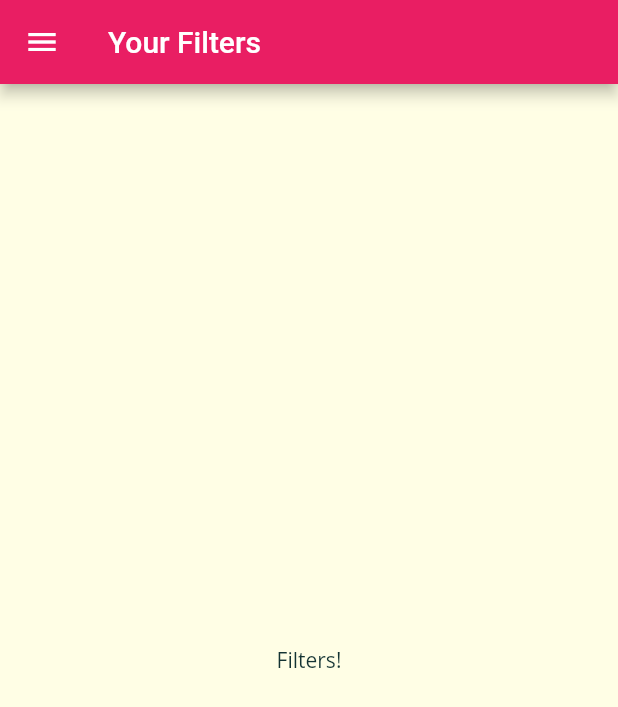
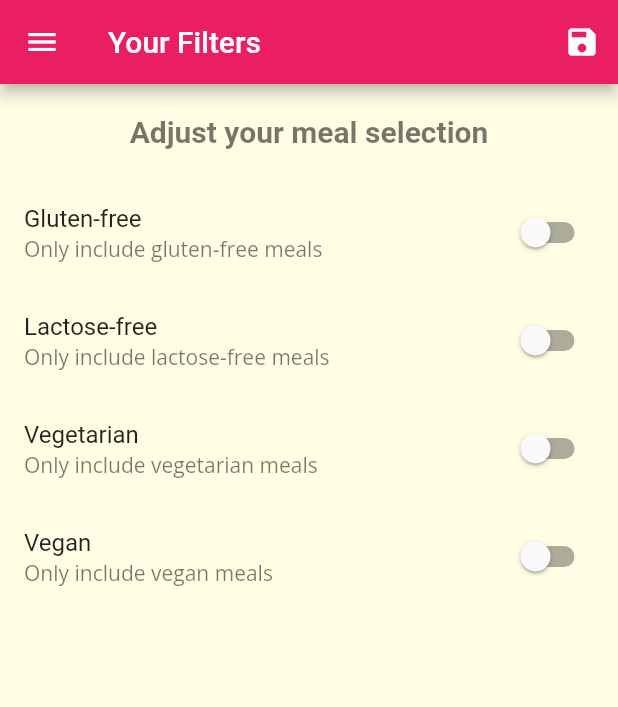
Before and after one commit to valeriistefanyk/flutter-mealapp, a Flutter app: the FiltersScreen screen opened by its route, on a phone screen of 412 x 824 dp. Shown: the top 707 px of the screen. Run offline on Flutter 3.47's test engine with Material 2 defaults, Android fonts, the phone set to English and light mode, and no system bars; Roboto replaces fonts that are missing (Montserrat).

Commit message:
Add filtering logic

```diff
--- a/lib/app.dart
+++ b/lib/app.dart
@@ -5,9 +5,45 @@ import 'screen/meal_detail/meal_detail.dart';
 import 'screen/tabs/tabs.dart';
 import 'screen/filters/filters.dart';
 import 'routes.dart';
+import 'models/meal.dart';
 
-class MealApp extends StatelessWidget {
+class MealApp extends StatefulWidget {
   const MealApp({Key? key}) : super(key: key);
+
+  @override
+  State<MealApp> createState() => _MealAppState();
+}
+
+class _MealAppState extends State<MealApp> {
+  Map<String, bool> _filters = {
+    'gluten': false,
+    'lactose': false,
+    'vegan': false,
+    'vegetarian': false,
+  };
+
+  var _availableMeals = MealModel.fetchAll();
+
+  void _setFilters(Map<String, bool> filterData) {
+    setState(() {
+      _filters = filterData;
+      _availableMeals = MealModel.fetchAll().where((meal) {
+        if (_filters['gluten'] == true && !meal.isGlutenFree) {
+          return false;
+        }
+        if (_filters['lactose'] == true && !meal.isLactoseFree) {
+          return false;
+        }
+        if (_filters['vegan'] == true && !meal.isVegan) {
+          return false;
+        }
+        if (_filters['vegetarian'] == true && !meal.isVegetarian) {
+          return false;
+        }
+        return true;
+      }).toList();
+    });
+  }
 
   @override
   Widget build(BuildContext context) {
@@ -45,14 +81,15 @@ class MealApp extends StatelessWidget {
           break;
         case categoryMealsRoute:
           var args = settings.arguments as Map;
-          screen = CategoryMealsScreen(args['id'], args['title']);
+          screen =
+              CategoryMealsScreen(_availableMeals, args['id'], args['title']);
           break;
         case mealDetailRoute:
           var args = settings.arguments as Map;
           screen = MealDetailScreen(args['id']);
           break;
         case filtersRoute:
-          screen = const FiltersScreen();
+          screen = FiltersScreen(_filters, _setFilters);
           break;
         default:
           return null;
--- a/lib/screen/category_meals/category_meals.dart
+++ b/lib/screen/category_meals/category_meals.dart
@@ -3,10 +3,13 @@ import '../../models/meal.dart';
 import 'meal_item.dart';
 
 class CategoryMealsScreen extends StatefulWidget {
+  final List<MealModel> availableMeals;
   final String categoryId;
   final String categoryTitle;
 
-  const CategoryMealsScreen(this.categoryId, this.categoryTitle, {Key? key})
+  const CategoryMealsScreen(
+      this.availableMeals, this.categoryId, this.categoryTitle,
+      {Key? key})
       : super(key: key);
 
   @override
@@ -24,7 +27,9 @@ class _CategoryMealsScreenState extends State<CategoryMealsScreen> {
 
   @override
   void initState() {
-    displayedMeals = MealModel.fetchAllByCategoryId(widget.categoryId);
+    displayedMeals = widget.availableMeals.where((meal) {
+      return meal.categories.contains(widget.categoryId);
+    }).toList();
     super.initState();
   }
 
--- a/lib/screen/filters/filters.dart
+++ b/lib/screen/filters/filters.dart
@@ -1,16 +1,100 @@
 import 'package:flutter/material.dart';
 import '../tabs/main_drawer.dart';
 
-class FiltersScreen extends StatelessWidget {
-  const FiltersScreen({Key? key}) : super(key: key);
+class FiltersScreen extends StatefulWidget {
+  final Map<String, bool> currentFilters;
+  final Function saveFilters;
+
+  const FiltersScreen(this.currentFilters, this.saveFilters, {Key? key})
+      : super(key: key);
+
+  @override
+  State<FiltersScreen> createState() => _FiltersScreenState();
+}
+
+class _FiltersScreenState extends State<FiltersScreen> {
+  var _glutenFree = false;
+  var _vegetarian = false;
+  var _vegan = false;
+  var _lactoseFree = false;
+
+  @override
+  void initState() {
+    _glutenFree = widget.currentFilters['gluten'] as bool;
+    _vegetarian = widget.currentFilters['vegetarian'] as bool;
+    _vegan = widget.currentFilters['vegan'] as bool;
+    _lactoseFree = widget.currentFilters['lactose'] as bool;
+    super.initState();
+  }
+
+  Widget _buildSwitchListTile(String title, String description,
+      bool currentValue, Function updateValue) {
+    return SwitchListTile(
+        title: Text(title),
+        subtitle: Text(description),
+        value: currentValue,
+        onChanged: (newValue) => updateValue(newValue));
+  }
 
   @override
   Widget build(BuildContext context) {
     return Scaffold(
-        appBar: AppBar(title: const Text('Your Filters')),
+        appBar: AppBar(
+          title: const Text('Your Filters'),
+          actions: [
+            IconButton(
+                onPressed: () {
+                  final selectedFilters = {
+                    'gluten': _glutenFree,
+                    'lactose': _lactoseFree,
+                    'vegan': _vegan,
+                    'vegetarian': _vegetarian,
+                  };
+                  widget.saveFilters(selectedFilters);
+                },
+                icon: const Icon(Icons.save))
+          ],
+        ),
         drawer: const MainDrawer(),
-        body: const Center(
-          child: Text('Filters!'),
-        ));
+        body: Column(children: [
+          Container(
+            padding: const EdgeInsets.all(20),
+            child: Text(
+              'Adjust your meal selection',
+              style: Theme.of(context).textTheme.headline4,
+            ),
+          ),
+          Expanded(
+              child: ListView(
+            children: [
+              _buildSwitchListTile(
+                  'Gluten-free', 'Only include gluten-free meals', _glutenFree,
+                  (newValue) {
+                setState(() {
+                  _glutenFree = newValue;
+                });
+              }),
+              _buildSwitchListTile('Lactose-free',
+                  'Only include lactose-free meals', _lactoseFree, (newValue) {
+                setState(() {
+                  _lactoseFree = newValue;
+                });
+              }),
+              _buildSwitchListTile(
+                  'Vegetarian', 'Only include vegetarian meals', _vegetarian,
+                  (newValue) {
+                setState(() {
+                  _vegetarian = newValue;
+                });
+              }),
+              _buildSwitchListTile('Vegan', 'Only include vegan meals', _vegan,
+                  (newValue) {
+                setState(() {
+                  _vegan = newValue;
+                });
+              }),
+            ],
+          ))
+        ]));
   }
 }
```
